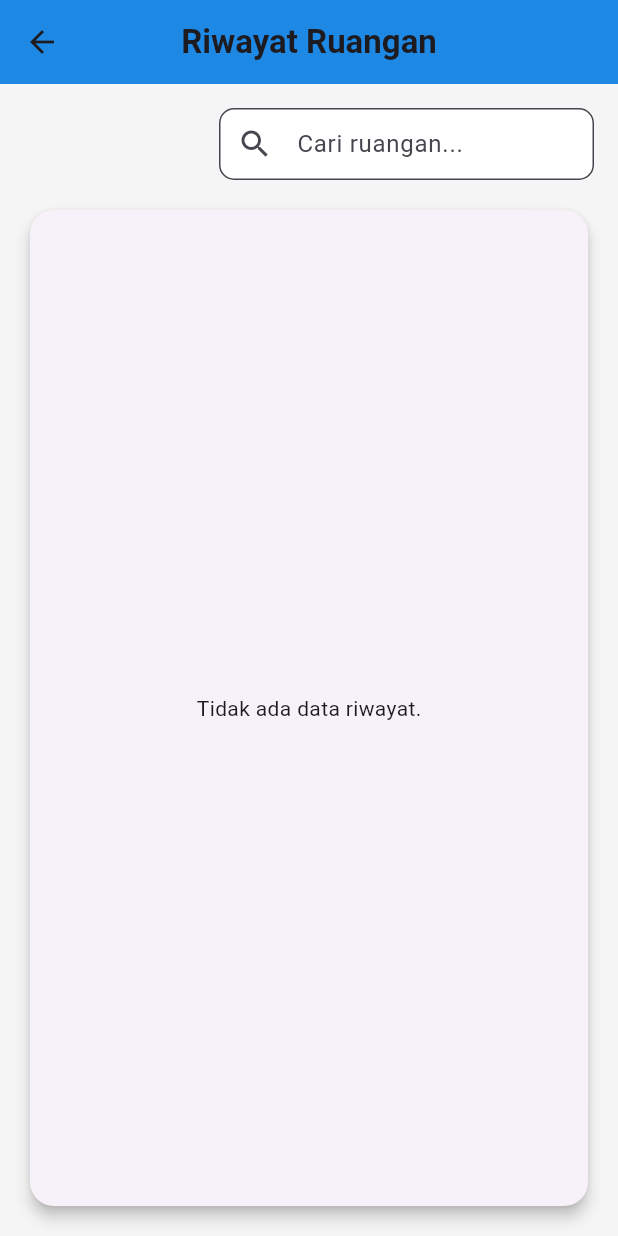
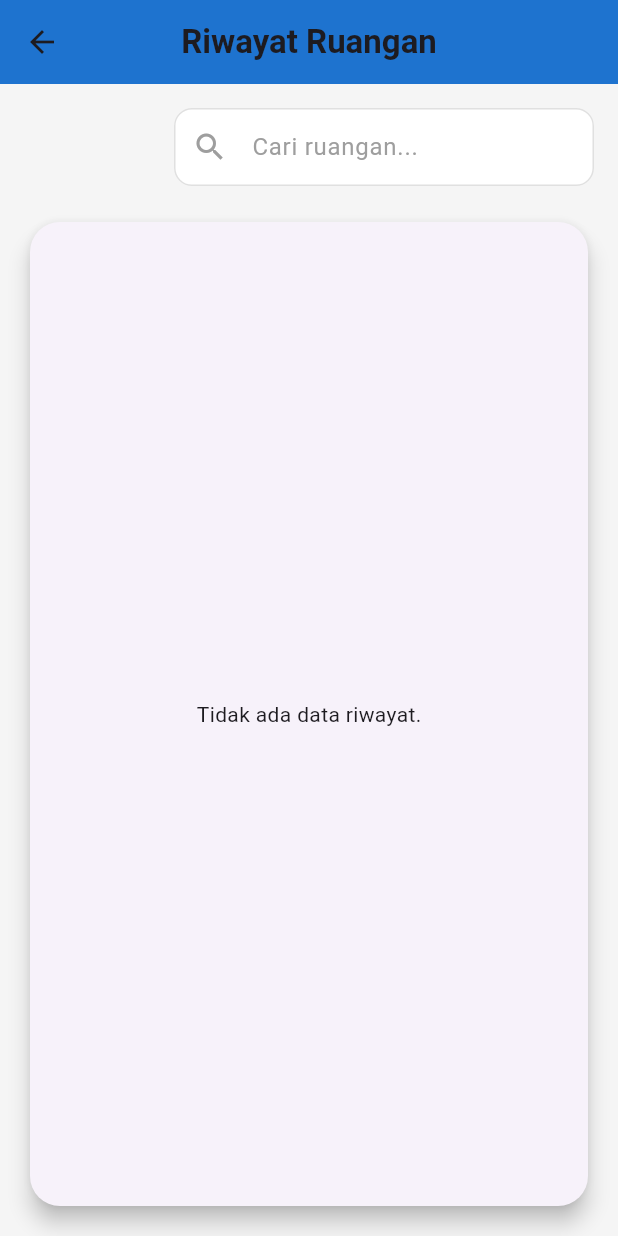
Before and after one commit to mutiadea29/hama-baru, a Flutter app: the RiwayatRuangan screen opened by its route, on a phone screen of 412 x 824 dp. Run offline on Flutter 3.47's test engine with Material 3 defaults, Android fonts, the phone set to English and light mode, and no system bars; our stand-ins replace cloud_firestore, firebase_auth, firebase_core; accounts and stored records are empty.

Commit message:
edit riwayat ruangan admin

```diff
--- a/lib/screens/user/riwayat_ruangan.dart
+++ b/lib/screens/user/riwayat_ruangan.dart
@@ -7,7 +7,6 @@ class RiwayatRuangan extends StatefulWidget {
   @override
   State<RiwayatRuangan> createState() => _RiwayatRuanganState();
 }
-
 
 class _RiwayatRuanganState extends State<RiwayatRuangan> {
   String searchQuery = '';
@@ -22,7 +21,8 @@ class _RiwayatRuanganState extends State<RiwayatRuangan> {
           style: TextStyle(fontWeight: FontWeight.bold),
         ),
         centerTitle: true,
-        backgroundColor: Colors.blue.shade600,
+        backgroundColor: Colors.blue.shade700,
+        elevation: 2,
       ),
       body: Padding(
         padding: const EdgeInsets.all(16.0),
@@ -33,19 +33,25 @@ class _RiwayatRuanganState extends State<RiwayatRuangan> {
               mainAxisAlignment: MainAxisAlignment.end,
               children: [
                 SizedBox(
-                  width: 250,
+                  width: 280,
                   child: TextField(
                     decoration: InputDecoration(
-                      prefixIcon: const Icon(Icons.search),
+                      prefixIcon: const Icon(Icons.search, color: Colors.grey),
                       hintText: 'Cari ruangan...',
+                      hintStyle: TextStyle(color: Colors.grey.shade500),
                       filled: true,
                       fillColor: Colors.white,
                       contentPadding: const EdgeInsets.symmetric(
-                        vertical: 0,
+                        vertical: 14,
                         horizontal: 16,
                       ),
-                      border: OutlineInputBorder(
-                        borderRadius: BorderRadius.circular(10),
+                      enabledBorder: OutlineInputBorder(
+                        borderRadius: BorderRadius.circular(12),
+                        borderSide: BorderSide(color: Colors.grey.shade300),
+                      ),
+                      focusedBorder: OutlineInputBorder(
+                        borderRadius: BorderRadius.circular(12),
+                        borderSide: BorderSide(color: Colors.blue.shade400),
                       ),
                     ),
                     onChanged: (value) {
@@ -57,20 +63,19 @@ class _RiwayatRuanganState extends State<RiwayatRuangan> {
                 ),
               ],
             ),
-            const SizedBox(height: 16),
+            const SizedBox(height: 20),
 
             // Tabel Data
             Expanded(
               child: Card(
-                elevation: 4,
+                elevation: 6,
                 shape: RoundedRectangleBorder(
-                  borderRadius: BorderRadius.circular(16),
+                  borderRadius: BorderRadius.circular(20),
                 ),
                 child: Padding(
-                  padding: const EdgeInsets.all(16),
+                  padding: const EdgeInsets.all(20),
                   child: StreamBuilder<QuerySnapshot>(
-                    stream:
-                        FirebaseFirestore.instance
+                    stream: FirebaseFirestore.instance
                         .collection('booking')
                         .orderBy('dibuat', descending: true)
                         .snapshots(),
@@ -83,8 +88,7 @@ class _RiwayatRuanganState extends State<RiwayatRuangan> {
                         return const Center(child: CircularProgressIndicator());
                       }
 
-                      final data =
-                          snapshot.data!.docs.where((doc) {
+                      final data = snapshot.data!.docs.where((doc) {
                         final dataMap = doc.data() as Map<String, dynamic>;
                         final riwayat = dataMap['riwayat_status'];
                         final ruangan = dataMap['ruangan'] ?? '';
@@ -92,8 +96,7 @@ class _RiwayatRuanganState extends State<RiwayatRuangan> {
                             .toString()
                             .toLowerCase()
                             .contains(searchQuery.toLowerCase());
-                            return (riwayat == 'selesai' ||
-                                    riwayat == 'batal') &&
+                        return (riwayat == 'selesai' || riwayat == 'batal') &&
                             isMatched;
                       }).toList();
 
@@ -105,6 +108,7 @@ class _RiwayatRuanganState extends State<RiwayatRuangan> {
 
                       return Scrollbar(
                         thumbVisibility: true,
+                        radius: const Radius.circular(10),
                         child: SingleChildScrollView(
                           scrollDirection: Axis.vertical,
                           child: SingleChildScrollView(
@@ -112,12 +116,13 @@ class _RiwayatRuanganState extends State<RiwayatRuangan> {
                             child: DataTable(
                               columnSpacing: 40,
                               headingRowColor: MaterialStateColor.resolveWith(
-                                (states) => Colors.blue.shade100,
+                                (states) => Colors.blue.shade50,
                               ),
                               dataRowHeight: 60,
                               headingTextStyle: const TextStyle(
-                                fontWeight: FontWeight.bold,
-                                color: Colors.black,
+                                fontWeight: FontWeight.w600,
+                                fontSize: 15,
+                                color: Colors.black87,
                               ),
                               border: TableBorder.all(
                                 color: Colors.grey.shade300,
@@ -128,31 +133,38 @@ class _RiwayatRuanganState extends State<RiwayatRuangan> {
                                 DataColumn(label: Text('Kapasitas')),
                                 DataColumn(label: Text('Status')),
                               ],
-                              rows:
-                                  data.map((doc) {
+                              rows: data.map((doc) {
                                 final dataMap =
                                     doc.data() as Map<String, dynamic>;
                                 final ruangan = dataMap['ruangan'] ?? '-';
                                 final tanggal = dataMap['tanggal'] ?? '-';
                                 final kapasitas =
                                     dataMap['kapasitas']?.toString() ?? '-';
-                                    final status =
-                                        dataMap['riwayat_status'] ?? '-';
+                                final status = dataMap['riwayat_status'] ?? '-';
 
                                 return DataRow(
                                   cells: [
-                                        DataCell(Text(ruangan)),
-                                        DataCell(Text(tanggal)),
-                                        DataCell(Text('$kapasitas orang')),
+                                    DataCell(Text(
+                                      ruangan,
+                                      style: const TextStyle(fontSize: 14),
+                                    )),
+                                    DataCell(Text(
+                                      tanggal,
+                                      style: const TextStyle(fontSize: 14),
+                                    )),
+                                    DataCell(Text(
+                                      '$kapasitas orang',
+                                      style: const TextStyle(fontSize: 14),
+                                    )),
                                     DataCell(
                                       Text(
                                         status,
                                         style: TextStyle(
-                                              color:
-                                                  status == 'selesai'
+                                          fontSize: 14,
+                                          fontWeight: FontWeight.w600,
+                                          color: status == 'selesai'
                                               ? Colors.green
                                               : Colors.red,
-                                              fontWeight: FontWeight.w600,
                                         ),
                                       ),
                                     ),
```
Also changed, not shown: pubspec.lock. Lines whose indentation alone changed are shown as unchanged.
